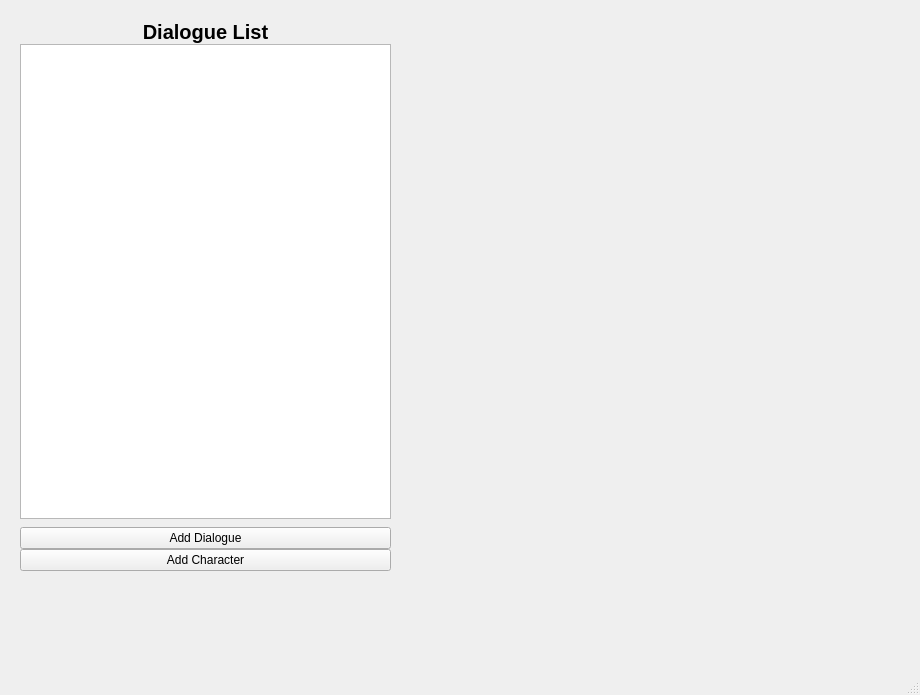
Qt form WeaverDialogueBuilder/WeaverWindow.ui (milovanpelt/Weaver) before a commit.
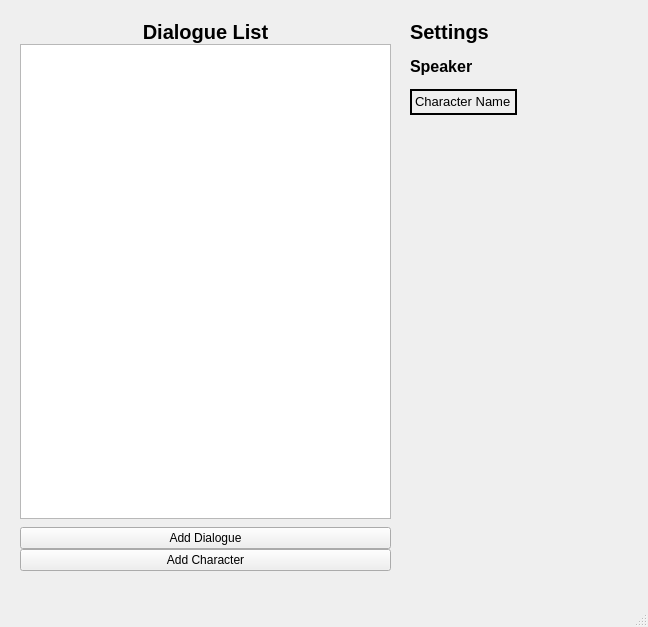
The same form after that commit.

Commit message: add(WeaverWindow): current speaker text label scales with text

```diff
--- a/WeaverDialogueBuilder/WeaverWindow.ui
+++ b/WeaverDialogueBuilder/WeaverWindow.ui
@@ -6,10 +6,22 @@
    <rect>
     <x>0</x>
     <y>0</y>
-    <width>920</width>
-    <height>695</height>
+    <width>648</width>
+    <height>627</height>
    </rect>
   </property>
+  <property name="minimumSize">
+   <size>
+    <width>648</width>
+    <height>627</height>
+   </size>
+  </property>
+  <property name="maximumSize">
+   <size>
+    <width>648</width>
+    <height>627</height>
+   </size>
+  </property>
   <property name="windowTitle">
    <string>WeaverWindow</string>
   </property>
@@ -82,6 +94,171 @@
      </item>
     </layout>
    </widget>
+   <widget class="QWidget" name="verticalLayoutWidget_2">
+    <property name="geometry">
+     <rect>
+      <x>410</x>
+      <y>20</y>
+      <width>221</width>
+      <height>450</height>
+     </rect>
+    </property>
+    <layout class="QVBoxLayout" name="SettingsArea" stretch="0,0">
+     <property name="spacing">
+      <number>0</number>
+     </property>
+     <item>
+      <widget class="QLabel" name="dialogueTitle_2">
+       <property name="sizePolicy">
+        <sizepolicy hsizetype="Preferred" vsizetype="Fixed">
+         <horstretch>0</horstretch>
+         <verstretch>0</verstretch>
+        </sizepolicy>
+       </property>
+       <property name="maximumSize">
+        <size>
+         <width>16777215</width>
+         <height>16777215</height>
+        </size>
+       </property>
+       <property name="font">
+        <font>
+         <pointsize>15</pointsize>
+         <bold>true</bold>
+        </font>
+       </property>
+       <property name="text">
+        <string>Settings</string>
+       </property>
+       <property name="alignment">
+        <set>Qt::AlignmentFlag::AlignLeading|Qt::AlignmentFlag::AlignLeft|Qt::AlignmentFlag::AlignTop</set>
+       </property>
+      </widget>
+     </item>
+     <item>
+      <layout class="QVBoxLayout" name="verticalLayout">
+       <property name="spacing">
+        <number>0</number>
+       </property>
+       <property name="bottomMargin">
+        <number>0</number>
+       </property>
+       <item>
+        <widget class="QLabel" name="SpeakerText">
+         <property name="sizePolicy">
+          <sizepolicy hsizetype="Fixed" vsizetype="Fixed">
+           <horstretch>0</horstretch>
+           <verstretch>0</verstretch>
+          </sizepolicy>
+         </property>
+         <property name="maximumSize">
+          <size>
+           <width>16777215</width>
+           <height>16777215</height>
+          </size>
+         </property>
+         <property name="font">
+          <font>
+           <pointsize>12</pointsize>
+           <bold>true</bold>
+          </font>
+         </property>
+         <property name="text">
+          <string>Speaker</string>
+         </property>
+        </widget>
+       </item>
+       <item>
+        <layout class="QHBoxLayout" name="horizontalLayout">
+         <property name="spacing">
+          <number>0</number>
+         </property>
+         <property name="leftMargin">
+          <number>0</number>
+         </property>
+         <property name="topMargin">
+          <number>0</number>
+         </property>
+         <property name="rightMargin">
+          <number>0</number>
+         </property>
+         <property name="bottomMargin">
+          <number>220</number>
+         </property>
+         <item>
+          <widget class="QLabel" name="CurrentSpeaker">
+           <property name="sizePolicy">
+            <sizepolicy hsizetype="Preferred" vsizetype="Fixed">
+             <horstretch>0</horstretch>
+             <verstretch>0</verstretch>
+            </sizepolicy>
+           </property>
+           <property name="maximumSize">
+            <size>
+             <width>16777215</width>
+             <height>16777215</height>
+            </size>
+           </property>
+           <property name="font">
+            <font>
+             <pointsize>10</pointsize>
+            </font>
+           </property>
+           <property name="autoFillBackground">
+            <bool>false</bool>
+           </property>
+           <property name="frameShape">
+            <enum>QFrame::Shape::Box</enum>
+           </property>
+           <property name="lineWidth">
+            <number>2</number>
+           </property>
+           <property name="text">
+            <string>Character Name</string>
+           </property>
+           <property name="alignment">
+            <set>Qt::AlignmentFlag::AlignLeading|Qt::AlignmentFlag::AlignLeft|Qt::AlignmentFlag::AlignTop</set>
+           </property>
+           <property name="wordWrap">
+            <bool>true</bool>
+           </property>
+          </widget>
+         </item>
+         <item>
+          <spacer name="horizontalSpacer">
+           <property name="orientation">
+            <enum>Qt::Orientation::Horizontal</enum>
+           </property>
+           <property name="sizeHint" stdset="0">
+            <size>
+             <width>40</width>
+             <height>20</height>
+            </size>
+           </property>
+          </spacer>
+         </item>
+        </layout>
+       </item>
+       <item>
+        <spacer name="verticalSpacer">
+         <property name="orientation">
+          <enum>Qt::Orientation::Vertical</enum>
+         </property>
+         <property name="sizeType">
+          <enum>QSizePolicy::Policy::Preferred</enum>
+         </property>
+         <property name="sizeHint" stdset="0">
+          <size>
+           <width>20</width>
+           <height>120</height>
+          </size>
+         </property>
+        </spacer>
+       </item>
+      </layout>
+     </item>
+    </layout>
+   </widget>
   </widget>
   <widget class="QStatusBar" name="statusbar"/>
   <widget class="QMenuBar" name="menubar">
```
Left out of the diff: 6 changed lines with no effect on the pictures.
